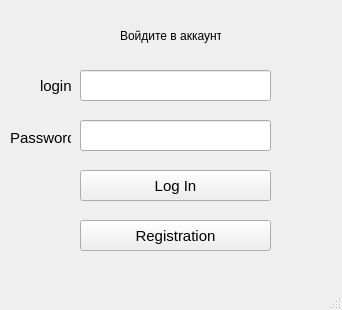
Old version of the form LogIn.ui in the repository zlyk67/InvokerGame.
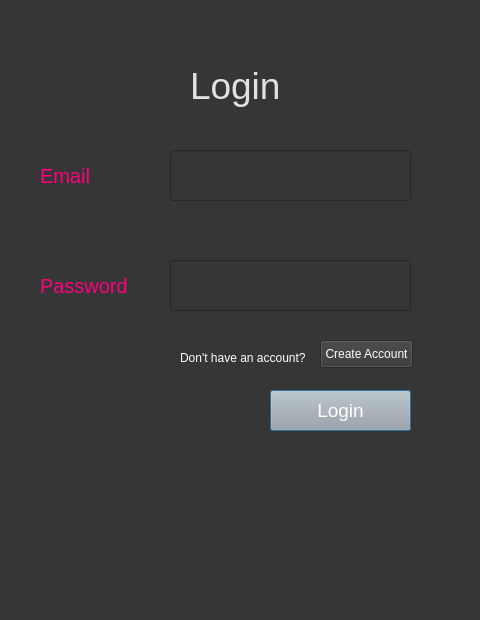
New version of the form.

Commit message: reg form

Patch:
```diff
--- a/LogIn.ui
+++ b/LogIn.ui
@@ -1,139 +1,146 @@
 <?xml version="1.0" encoding="UTF-8"?>
 <ui version="4.0">
- <class>LogIn</class>
- <widget class="QMainWindow" name="LogIn">
+ <class>Dialog</class>
+ <widget class="QDialog" name="Dialog">
   <property name="geometry">
    <rect>
     <x>0</x>
     <y>0</y>
-    <width>342</width>
-    <height>310</height>
+    <width>480</width>
+    <height>620</height>
    </rect>
   </property>
   <property name="windowTitle">
    <string>MainWindow</string>
   </property>
-  <widget class="QWidget" name="centralwidget">
+  <property name="styleSheet">
+   <string notr="true">background-color: rgb(54, 54, 54);</string>
+  </property>
    <widget class="QLabel" name="label">
     <property name="geometry">
      <rect>
-      <x>120</x>
-      <y>20</y>
-      <width>101</width>
-      <height>31</height>
-     </rect>
-    </property>
+     <x>190</x>
+     <y>50</y>
+     <width>121</width>
+     <height>71</height>
+    </rect>
+   </property>
+   <property name="styleSheet">
+    <string notr="true">color:rgb(225, 225, 225); font-size:28pt;</string>
+   </property>
     <property name="text">
-     <string>Войдите в аккаунт</string>
+    <string>Login</string>
     </property>
    </widget>
    <widget class="QLabel" name="label_2">
     <property name="geometry">
      <rect>
       <x>40</x>
-      <y>70</y>
-      <width>31</width>
+     <y>160</y>
+     <width>101</width>
       <height>31</height>
      </rect>
     </property>
-    <property name="font">
-     <font>
-      <pointsize>11</pointsize>
-     </font>
+   <property name="styleSheet">
+    <string notr="true">font-size:15pt; color:rgb(255, 0, 127)</string>
     </property>
     <property name="text">
-     <string>login</string>
+    <string>Email</string>
+   </property>
+  </widget>
+  <widget class="QLineEdit" name="email">
+   <property name="geometry">
+    <rect>
+     <x>170</x>
+     <y>150</y>
+     <width>241</width>
+     <height>51</height>
+    </rect>
+   </property>
+   <property name="styleSheet">
+    <string notr="true">font-size:14pt; color:rgb(243, 243, 243)</string>
+   </property>
+  </widget>
+  <widget class="QLineEdit" name="password">
+   <property name="geometry">
+    <rect>
+     <x>170</x>
+     <y>260</y>
+     <width>241</width>
+     <height>51</height>
+    </rect>
+   </property>
+   <property name="styleSheet">
+    <string notr="true">font-size:14pt; color:rgb(243, 243, 243)</string>
+   </property>
+   <property name="text">
+    <string/>
     </property>
    </widget>
    <widget class="QLabel" name="label_3">
     <property name="geometry">
      <rect>
-      <x>10</x>
-      <y>130</y>
-      <width>61</width>
-      <height>16</height>
-     </rect>
-    </property>
-    <property name="font">
-     <font>
-      <pointsize>11</pointsize>
-     </font>
+     <x>40</x>
+     <y>270</y>
+     <width>111</width>
+     <height>31</height>
+    </rect>
+   </property>
+   <property name="styleSheet">
+    <string notr="true">font-size:15pt; color:rgb(255, 0, 127)</string>
     </property>
     <property name="text">
      <string>Password</string>
     </property>
    </widget>
-   <widget class="QPushButton" name="Login">
+  <widget class="QPushButton" name="loginbutton">
     <property name="geometry">
      <rect>
-      <x>80</x>
-      <y>170</y>
-      <width>191</width>
-      <height>31</height>
-     </rect>
-    </property>
-    <property name="font">
-     <font>
-      <pointsize>11</pointsize>
-     </font>
+     <x>270</x>
+     <y>390</y>
+     <width>141</width>
+     <height>41</height>
+    </rect>
+   </property>
+   <property name="styleSheet">
+    <string notr="true">background-color: rgb(167, 168, 167); font-size:14pt; color:rgb(255, 255, 255)</string>
     </property>
     <property name="text">
-     <string>Log In</string>
-    </property>
-   </widget>
-   <widget class="QPushButton" name="Registration">
+    <string>Login</string>
+   </property>
+  </widget>
+  <widget class="QLabel" name="label_4">
     <property name="geometry">
      <rect>
-      <x>80</x>
-      <y>220</y>
-      <width>191</width>
-      <height>31</height>
-     </rect>
-    </property>
-    <property name="font">
-     <font>
-      <pointsize>11</pointsize>
-     </font>
+     <x>180</x>
+     <y>350</y>
+     <width>171</width>
+     <height>16</height>
+    </rect>
+   </property>
+   <property name="styleSheet">
+    <string notr="true">color:rgb(255, 255, 255)</string>
     </property>
     <property name="text">
-     <string>Registration</string>
-    </property>
-   </widget>
-   <widget class="QLineEdit" name="lineEdit">
+    <string>Don't have an account?</string>
+   </property>
+  </widget>
+  <widget class="QPushButton" name="createaccbutton">
     <property name="geometry">
      <rect>
-      <x>80</x>
-      <y>70</y>
-      <width>191</width>
-      <height>31</height>
-     </rect>
-    </property>
-   </widget>
-   <widget class="QLineEdit" name="lineEdit_2">
-    <property name="geometry">
-     <rect>
-      <x>80</x>
-      <y>120</y>
-      <width>191</width>
-      <height>31</height>
-     </rect>
-    </property>
-    <property name="echoMode">
-     <enum>QLineEdit::Password</enum>
-    </property>
-   </widget>
-  </widget>
-  <widget class="QMenuBar" name="menubar">
-   <property name="geometry">
-    <rect>
-     <x>0</x>
-     <y>0</y>
-     <width>342</width>
-     <height>21</height>
-    </rect>
-   </property>
-  </widget>
-  <widget class="QStatusBar" name="statusbar"/>
+     <x>320</x>
+     <y>340</y>
+     <width>93</width>
+     <height>28</height>
+    </rect>
+   </property>
+   <property name="styleSheet">
+    <string notr="true">color:rgb(255, 255, 255)</string>
+   </property>
+   <property name="text">
+    <string>Create Account</string>
+   </property>
+  </widget>
  </widget>
  <resources/>
  <connections/>
```
Left out of the diff: 2 changed lines with no effect on the pictures. Lines whose indentation alone changed are shown as unchanged. The commit also changes 1 other file.
